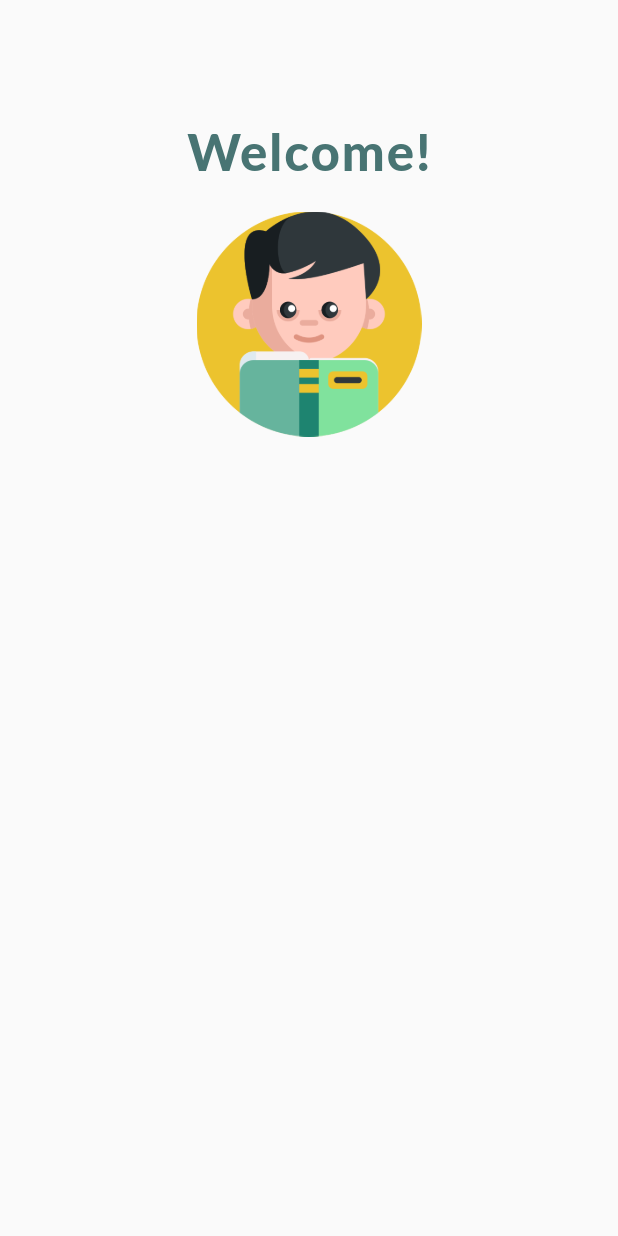
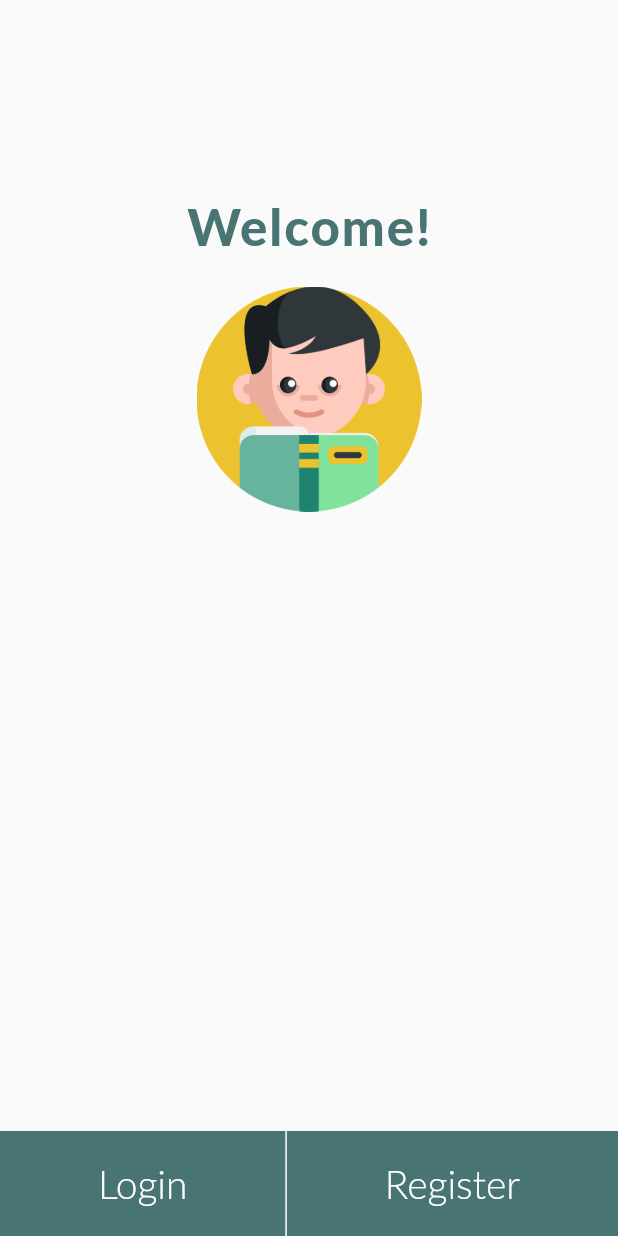
Before and after one commit to NaimishVerma17/spfp, a Flutter app: the screen it shows after launch, on a phone screen of 412 x 824 dp. Run offline on Flutter 3.47's test engine with Material 2 defaults, Android fonts, the phone set to English and light mode, and no system bars; our stand-ins replace fluttertoast; Roboto replaces fonts that are missing (Lato).

Commit message:
landing page changes

```diff
--- a/lib/main.dart
+++ b/lib/main.dart
@@ -16,7 +16,8 @@ class MyApp extends StatelessWidget {
           primaryColor: Styles.primaryColor,
           accentColor: Styles.subHeadingColor,
           fontFamily: 'Lato'),
-      routes: {'/': (context) => LandingPage()},
+      routes: {
+        '/': (context) => LandingPage()},
     );
   }
 }
--- a/lib/pages/landing.dart
+++ b/lib/pages/landing.dart
@@ -1,5 +1,6 @@
 import 'package:flutter/material.dart';
 import 'package:student_portal/utils/styles.dart';
+import 'package:student_portal/widgets/custom_button.dart';
 
 class LandingPage extends StatelessWidget {
   @override
@@ -7,8 +8,14 @@ class LandingPage extends StatelessWidget {
     return Scaffold(
       body: Center(
         child: Column(
+          mainAxisAlignment: MainAxisAlignment.spaceBetween,
           children: <Widget>[
-            SizedBox(height: 80.0,),
+            Container(
+              child: Column(
+                children: <Widget>[
+                  SizedBox(
+                    height: 130.0,
+                  ),
                   Text(
                     'Welcome!',
                     style: TextStyle(
@@ -25,6 +32,50 @@ class LandingPage extends StatelessWidget {
                     height: 150.0,
                     width: 150.0,
                   ),
+                  SizedBox(
+                    height: 30.0,
+                  ),
+                ],
+              ),
+            ),
+            Container(
+              color: Styles.primaryColor,
+              width: MediaQuery.of(context).size.width,
+              height: 70.0,
+              child: Row(
+                mainAxisAlignment: MainAxisAlignment.spaceEvenly,
+                children: <Widget>[
+                  GestureDetector(
+                    onTap: () {
+                      Navigator.pushNamed(context, '/login');
+                    },
+                    child: Text(
+                      'Login',
+                      style: TextStyle(
+                          fontSize: 26.0,
+                          color: Colors.white,
+                          fontWeight: FontWeight.w300),
+                    ),
+                  ),
+                  Container(
+                    width: 1.0,
+                    color: Colors.white,
+                  ),
+                  GestureDetector(
+                    onTap: () {
+                      Navigator.pushNamed(context, '/register');
+                    },
+                    child: Text(
+                      'Register',
+                      style: TextStyle(
+                          fontSize: 26.0,
+                          color: Colors.white,
+                          fontWeight: FontWeight.w300),
+                    ),
+                  )
+                ],
+              ),
+            )
           ],
         ),
       ),
```
Lines whose indentation alone changed are shown as unchanged.
